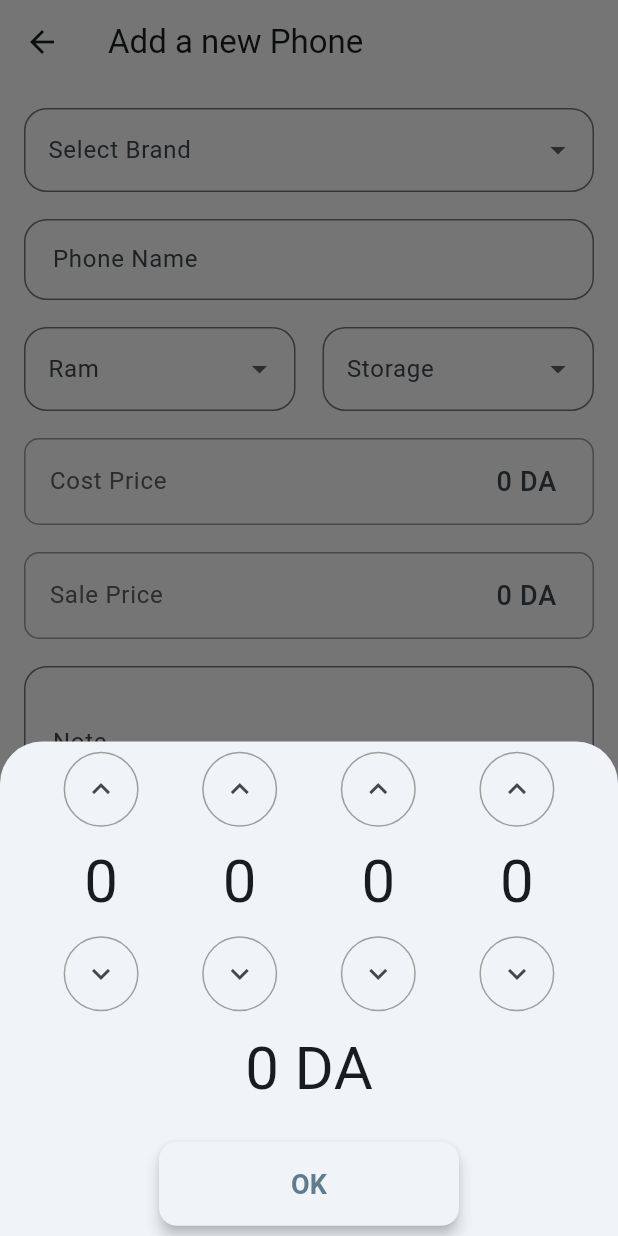
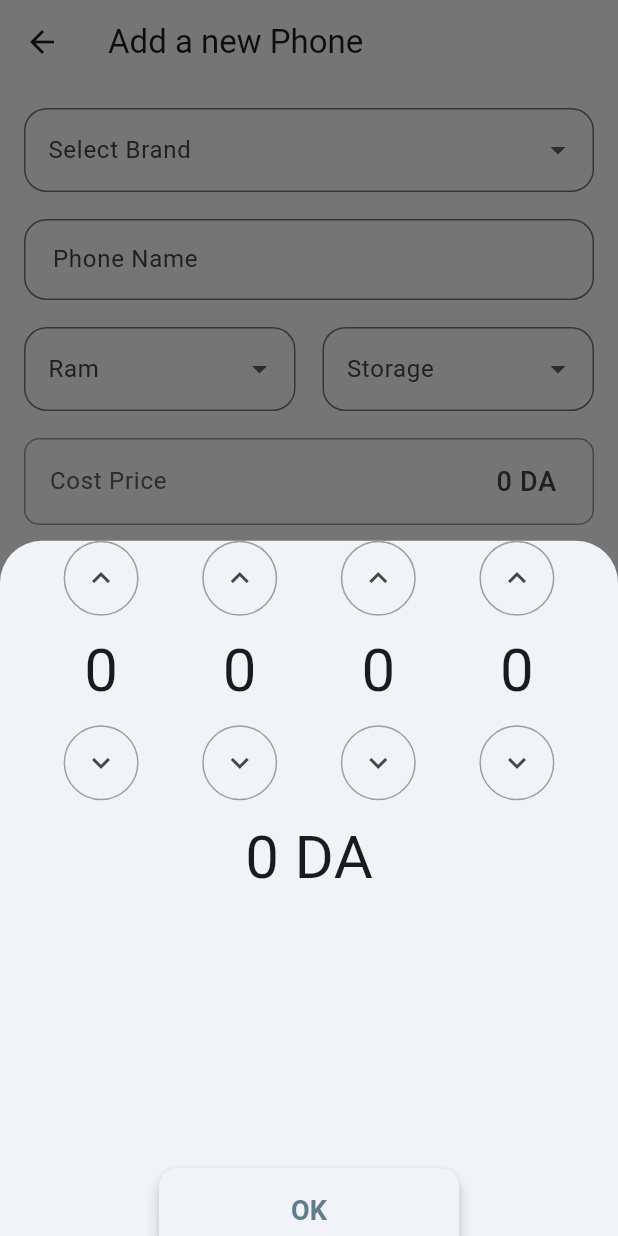
Before and after one commit to MohamedSadeck/phones-management, a Flutter app: the AddPhoneScreen screen opened by its route, after a tap on "Cost Price", on a phone screen of 412 x 824 dp. Run offline on Flutter 3.47's test engine with Material 3 defaults, Android fonts, the phone set to English and light mode, and no system bars; our stand-ins replace file_picker, fluttertoast.

Commit message:
fixed price picker height problem and importing json file problem in huawei phone

```diff
--- a/lib/screens/settings_screen.dart
+++ b/lib/screens/settings_screen.dart
@@ -15,8 +15,7 @@ class SettingsScreen extends StatelessWidget {
   Future<void> _importJsonFile(BuildContext context) async {
     try {
       FilePickerResult? result = await FilePicker.platform.pickFiles(
-        type: FileType.custom,
-        allowedExtensions: ['json'],
+        type: FileType.any, // Changed from FileType.custom to FileType.any
       );
 
       if (result != null) {
--- a/lib/widgets/price_picker.dart
+++ b/lib/widgets/price_picker.dart
@@ -20,8 +20,9 @@ class _PricePickerState extends State<PricePicker> {
 
   @override
   Widget build(BuildContext context) {
-    return SizedBox(
-      height: MediaQuery.of(context).size.height * 0.4,
+    return SingleChildScrollView(
+      child: SizedBox(
+        height: MediaQuery.of(context).size.height * 0.6,
         child: Column(
           mainAxisAlignment: MainAxisAlignment.center,
           children: [
@@ -40,12 +41,20 @@ class _PricePickerState extends State<PricePicker> {
                   '${_selectedDigits[0]}${_selectedDigits[1]}${_selectedDigits[2]}${_selectedDigits[3]}00'),
               style: const TextStyle(fontSize: 40),
             ),
-          const SizedBox(height: 20),
-          ElevatedButton(
+            Expanded(
+              child: Align(
+                alignment: Alignment.bottomCenter,
+                child: ElevatedButton(
                   onPressed: () => Navigator.pop(context, _selectedDigits),
                   child: const Text('OK'),
                 ),
+              ),
+            ),
+            SizedBox(
+              height: 20,
+            ),
           ],
+        ),
       ),
     );
   }
```
Lines whose indentation alone changed are shown as unchanged.
